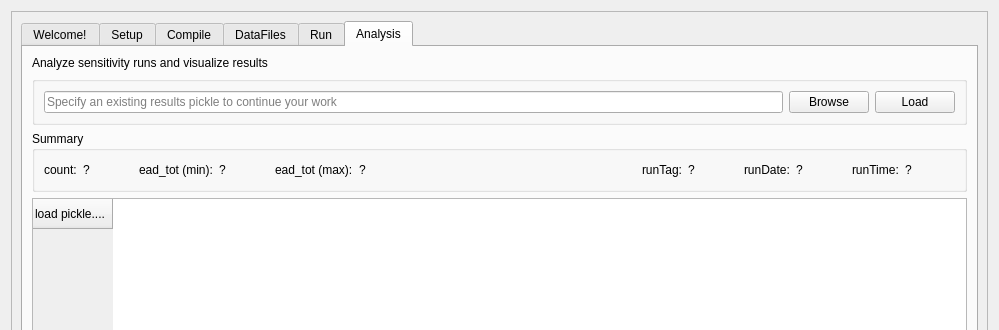
The window that canflood/sensi/sensi.ui (NRCan/CanFlood) describes before a commit, drawn with Qt 5; both pictures show x 0 to 999 and y 0 to 330 of the 999 by 700 pixel window.
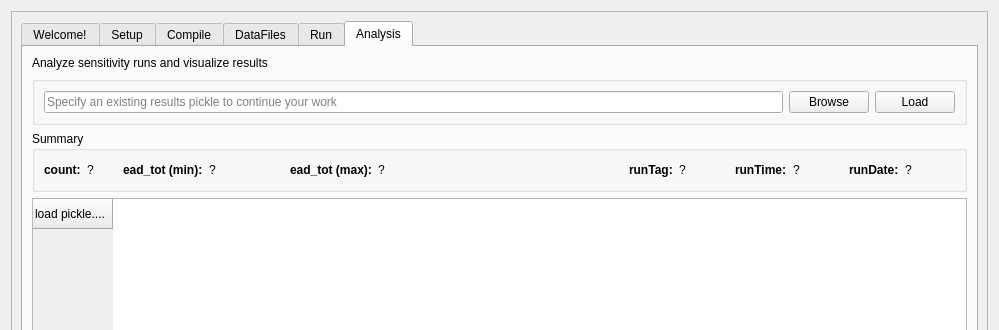
The same window after the commit. The open tabs and pages were chosen to show the change. Icons and pictures are not drawn.

Commit message: analysis finished

```diff
--- a/canflood/sensi/sensi.ui
+++ b/canflood/sensi/sensi.ui
@@ -1546,6 +1546,12 @@
                   <verstretch>0</verstretch>
                  </sizepolicy>
                 </property>
+                <property name="font">
+                 <font>
+                  <weight>75</weight>
+                  <bold>true</bold>
+                 </font>
+                </property>
                 <property name="text">
                  <string>count:</string>
                 </property>
@@ -1561,7 +1567,7 @@
                 </property>
                 <property name="minimumSize">
                  <size>
-                  <width>50</width>
+                  <width>30</width>
                   <height>0</height>
                  </size>
                 </property>
@@ -1572,6 +1578,12 @@
               </item>
               <item>
                <widget class="QLabel" name="label_9">
+                <property name="font">
+                 <font>
+                  <weight>75</weight>
+                  <bold>true</bold>
+                 </font>
+                </property>
                 <property name="text">
                  <string>ead_tot (min):</string>
                 </property>
@@ -1579,9 +1591,15 @@
               </item>
               <item>
                <widget class="QLabel" name="label_A_S_eMin">
+                <property name="sizePolicy">
+                 <sizepolicy hsizetype="Minimum" vsizetype="Preferred">
+                  <horstretch>0</horstretch>
+                  <verstretch>0</verstretch>
+                 </sizepolicy>
+                </property>
                 <property name="minimumSize">
                  <size>
-                  <width>50</width>
+                  <width>75</width>
                   <height>0</height>
                  </size>
                 </property>
@@ -1592,6 +1610,12 @@
               </item>
               <item>
                <widget class="QLabel" name="label_11">
+                <property name="font">
+                 <font>
+                  <weight>75</weight>
+                  <bold>true</bold>
+                 </font>
+                </property>
                 <property name="text">
                  <string>ead_tot (max):</string>
                 </property>
@@ -1599,9 +1623,15 @@
               </item>
               <item>
                <widget class="QLabel" name="label_A_S_eMax">
+                <property name="sizePolicy">
+                 <sizepolicy hsizetype="Minimum" vsizetype="Preferred">
+                  <horstretch>0</horstretch>
+                  <verstretch>0</verstretch>
+                 </sizepolicy>
+                </property>
                 <property name="minimumSize">
                  <size>
-                  <width>50</width>
+                  <width>75</width>
                   <height>0</height>
                  </size>
                 </property>
@@ -1625,6 +1655,12 @@
               </item>
               <item>
                <widget class="QLabel" name="label_12">
+                <property name="font">
+                 <font>
+                  <weight>75</weight>
+                  <bold>true</bold>
+                 </font>
+                </property>
                 <property name="text">
                  <string>runTag:</string>
                 </property>
@@ -1643,34 +1679,14 @@
                 </property>
                </widget>
               </item>
-              <item>
-               <widget class="QLabel" name="label_14">
-                <property name="text">
-                 <string>runDate:</string>
-                </property>
-               </widget>
-              </item>
-              <item>
-               <widget class="QLabel" name="label_A_S_runDate">
-                <property name="sizePolicy">
-                 <sizepolicy hsizetype="Minimum" vsizetype="Preferred">
-                  <horstretch>0</horstretch>
-                  <verstretch>0</verstretch>
-                 </sizepolicy>
-                </property>
-                <property name="minimumSize">
-                 <size>
-                  <width>50</width>
-                  <height>0</height>
-                 </size>
-                </property>
-                <property name="text">
-                 <string>?</string>
-                </property>
-               </widget>
-              </item>
               <item>
                <widget class="QLabel" name="label_17">
+                <property name="font">
+                 <font>
+                  <weight>75</weight>
+                  <bold>true</bold>
+                 </font>
+                </property>
                 <property name="text">
                  <string>runTime:</string>
                 </property>
@@ -1689,6 +1705,38 @@
                 </property>
                </widget>
               </item>
+              <item>
+               <widget class="QLabel" name="label_14">
+                <property name="font">
+                 <font>
+                  <weight>75</weight>
+                  <bold>true</bold>
+                 </font>
+                </property>
+                <property name="text">
+                 <string>runDate:</string>
+                </property>
+               </widget>
+              </item>
+              <item>
+               <widget class="QLabel" name="label_A_S_runDate">
+                <property name="sizePolicy">
+                 <sizepolicy hsizetype="Minimum" vsizetype="Preferred">
+                  <horstretch>0</horstretch>
+                  <verstretch>0</verstretch>
+                 </sizepolicy>
+                </property>
+                <property name="minimumSize">
+                 <size>
+                  <width>50</width>
+                  <height>0</height>
+                 </size>
+                </property>
+                <property name="text">
+                 <string>?</string>
+                </property>
+               </widget>
+              </item>
              </layout>
             </widget>
            </item>
```
Left out of the diff: 6 changed lines with no effect on the pictures. The commit also changes 2 other files.
